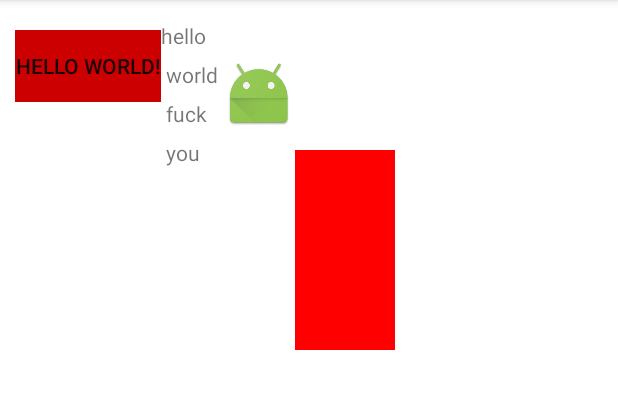
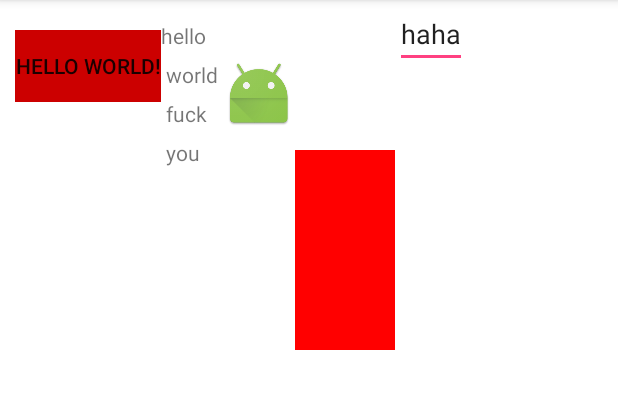
Before and after one commit to cjh2016/AndroidDemo, an Android app: the screen it shows after launch (MainActivity), on a phone screen of 412 x 824 dp, the part 84-493 px from its top. Run offline under Robolectric (Android 15) with nearby library versions, the phone set to English and light mode, and no system bars.

Commit message:
:dizzy_face:

```diff
--- a/app/src/main/java/com/cjh/sample/androiddemo/MainActivity.java
+++ b/app/src/main/java/com/cjh/sample/androiddemo/MainActivity.java
@@ -1,5 +1,6 @@
 package com.cjh.sample.androiddemo;
 
+import android.content.Context;
 import android.graphics.Color;
 import android.graphics.Paint;
 import android.graphics.Rect;
@@ -7,15 +8,22 @@ import android.os.Bundle;
 import android.support.v7.app.AppCompatActivity;
 import android.util.Log;
 import android.view.MotionEvent;
+import android.view.View;
+import android.view.inputmethod.InputMethodManager;
+import android.widget.EditText;
+import android.widget.Toast;
+
+import java.util.ArrayList;
+import java.util.List;
 
 public class MainActivity extends AppCompatActivity {
 
     public TouchButton mTouchBtn1;
+    private EditText mEditText;
 
 
-    public int mTow;
-
     private Paint paint = new Paint(Paint.ANTI_ALIAS_FLAG);
+    private int btn_touch;
 
     @Override
     protected void onCreate(Bundle savedInstanceState) {
@@ -24,6 +32,7 @@ public class MainActivity extends AppCompatActivity {
         /*test01分支测试修改*/
         /*继续修改test01分支*/
         /*测试test02分支*/
+        mEditText = (EditText) findViewById(R.id.edit_et);
     }
 
     @Override
@@ -32,8 +41,16 @@ public class MainActivity extends AppCompatActivity {
         initView();
     }
 
-    private void initView() {
+    public void initView() {
         mTouchBtn1 = (TouchButton) findViewById(R.id.btn_touch);
+        mTouchBtn1.setVisibility(View.VISIBLE);
+
+
+
+        List<Object> list = new ArrayList<>();
+
+        Toast.makeText(this, "click", Toast.LENGTH_SHORT).show();
+        Log.d("MainActivity", "click");
     }
 
     @Override
@@ -51,6 +68,16 @@ public class MainActivity extends AppCompatActivity {
             }
         }, 0);
 
+        mEditText.postDelayed(new Runnable() {
+            @Override
+            public void run() {
+                Log.i("ldl", "focused = " + mEditText.isFocused());
+                InputMethodManager imm= (InputMethodManager) getApplicationContext().getSystemService(Context.INPUT_METHOD_SERVICE);
+                boolean success = imm.showSoftInput(mEditText, 0);
+                Log.i("ldl", "show = " + success);
+                mEditText.setText("haha");
+            }
+        }, 200);
     }
 
     @Override
--- a/app/src/main/res/layout/activity_main.xml
+++ b/app/src/main/res/layout/activity_main.xml
@@ -32,6 +32,12 @@
         android:layout_width="wrap_content"
         android:layout_height="wrap_content"/>
 
+    <EditText
+        android:id="@+id/edit_et"
+        android:layout_width="wrap_content"
+        android:layout_height="wrap_content"
+        android:text="nihao"/>
+
 
 
 </com.cjh.sample.androiddemo.TouchLinearLayout>
--- a/build.gradle
+++ b/build.gradle
@@ -7,7 +7,7 @@ buildscript {
         google()
     }
     dependencies {
-        classpath 'com.android.tools.build:gradle:3.3.0'
+        classpath 'com.android.tools.build:gradle:3.3.2'
         classpath "org.jetbrains.kotlin:kotlin-gradle-plugin:$kotlin_version"
 
         // NOTE: Do not place your application dependencies here; they belong
@@ -18,6 +18,7 @@ buildscript {
 allprojects {
     repositories {
         jcenter()
+        google()
     }
 }
 
```
Also changed, not shown: app/build.gradle (+7 -0 lines).
